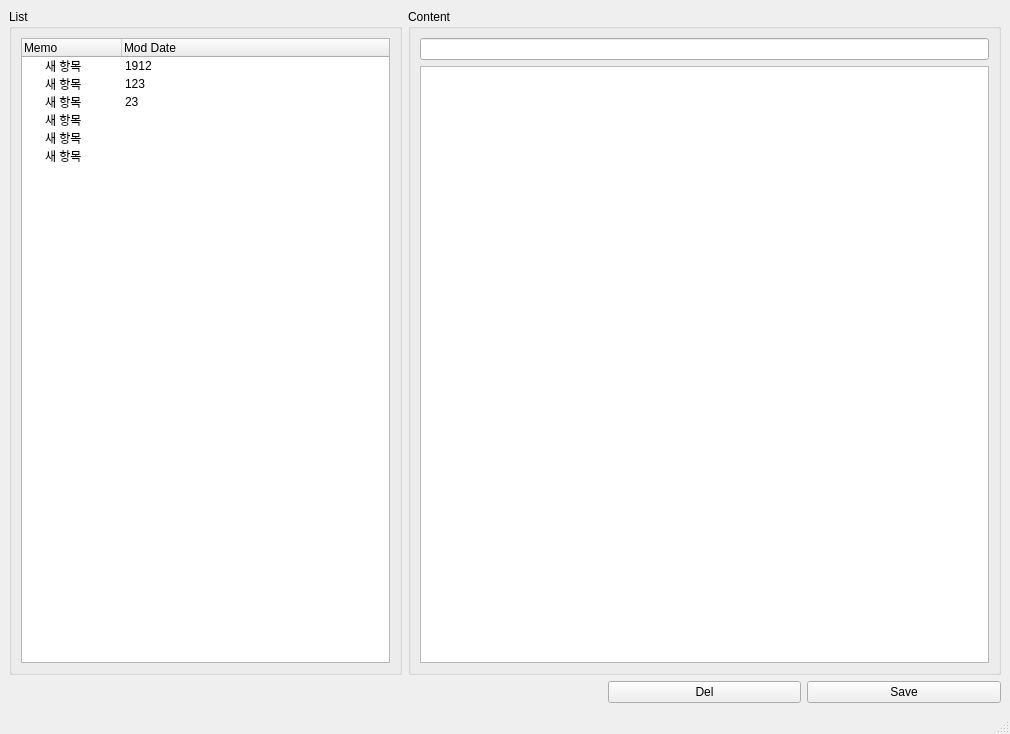
Above: views/main.ui from overload-dev/pyqt_simple_memo before the change. Below: the same form after it.
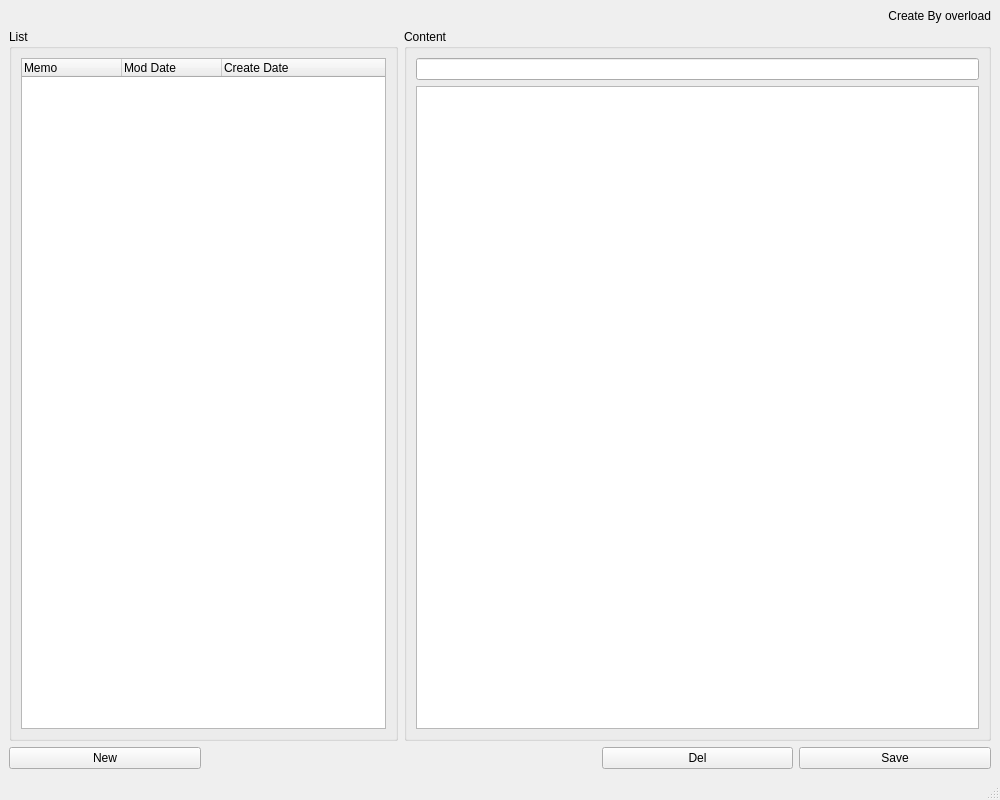
That is the form after the change.

```diff
--- a/views/main.ui
+++ b/views/main.ui
@@ -6,8 +6,8 @@
    <rect>
     <x>0</x>
     <y>0</y>
-    <width>1010</width>
-    <height>734</height>
+    <width>1000</width>
+    <height>800</height>
    </rect>
   </property>
   <property name="windowTitle">
@@ -15,7 +15,36 @@
   </property>
   <widget class="QWidget" name="centralwidget">
    <layout class="QGridLayout" name="gridLayout_3">
-    <item row="0" column="0" colspan="2">
+    <item row="2" column="0">
+     <widget class="QPushButton" name="btn_new">
+      <property name="text">
+       <string>New</string>
+      </property>
+     </widget>
+    </item>
+    <item row="1" column="2" colspan="3">
+     <widget class="QGroupBox" name="groupBox_2">
+      <property name="title">
+       <string>Content</string>
+      </property>
+      <layout class="QGridLayout" name="gridLayout_2">
+       <item row="0" column="0">
+        <widget class="QLineEdit" name="memo_title"/>
+       </item>
+       <item row="1" column="0">
+        <widget class="QTextEdit" name="memo_content"/>
+       </item>
+      </layout>
+     </widget>
+    </item>
+    <item row="2" column="3">
+     <widget class="QPushButton" name="btn_del">
+      <property name="text">
+       <string>Del</string>
+      </property>
+     </widget>
+    </item>
+    <item row="1" column="0" colspan="2">
      <widget class="QGroupBox" name="groupBox">
       <property name="title">
        <string>List</string>
@@ -33,86 +62,34 @@
            <string>Mod Date</string>
           </property>
          </column>
-         <item>
+         <column>
           <property name="text">
-           <string>새 항목</string>
+           <string>Create Date</string>
           </property>
-          <property name="text">
-           <string>1912</string>
-          </property>
-         </item>
-         <item>
-          <property name="text">
-           <string>새 항목</string>
-          </property>
-          <property name="text">
-           <string>123</string>
-          </property>
-         </item>
-         <item>
-          <property name="text">
-           <string>새 항목</string>
-          </property>
-          <property name="text">
-           <string>23</string>
-          </property>
-         </item>
-         <item>
-          <property name="text">
-           <string>새 항목</string>
-          </property>
-          <property name="text">
-           <string/>
-          </property>
-         </item>
-         <item>
-          <property name="text">
-           <string>새 항목</string>
-          </property>
-          <property name="text">
-           <string/>
-          </property>
-         </item>
-         <item>
-          <property name="text">
-           <string>새 항목</string>
-          </property>
-          <property name="text">
-           <string/>
-          </property>
-         </item>
+         </column>
         </widget>
        </item>
       </layout>
      </widget>
     </item>
-    <item row="1" column="4">
-     <widget class="QPushButton" name="pushButton_2">
+    <item row="2" column="4">
+     <widget class="QPushButton" name="btn_save">
       <property name="text">
        <string>Save</string>
       </property>
      </widget>
     </item>
-    <item row="1" column="3">
-     <widget class="QPushButton" name="pushButton_3">
+    <item row="0" column="4">
+     <widget class="QLabel" name="label">
+      <property name="layoutDirection">
+       <enum>Qt::LeftToRight</enum>
+      </property>
       <property name="text">
-       <string>Del</string>
+       <string>Create By overload</string>
       </property>
-     </widget>
-    </item>
-    <item row="0" column="2" colspan="3">
-     <widget class="QGroupBox" name="groupBox_2">
-      <property name="title">
-       <string>Content</string>
+      <property name="alignment">
+       <set>Qt::AlignRight|Qt::AlignTrailing|Qt::AlignVCenter</set>
       </property>
-      <layout class="QGridLayout" name="gridLayout_2">
-       <item row="1" column="0">
-        <widget class="QTextEdit" name="memo_content"/>
-       </item>
-       <item row="0" column="0">
-        <widget class="QLineEdit" name="memo_title"/>
-       </item>
-      </layout>
      </widget>
     </item>
    </layout>
```
Left out of the diff: 7 changed lines with no effect on the pictures.
